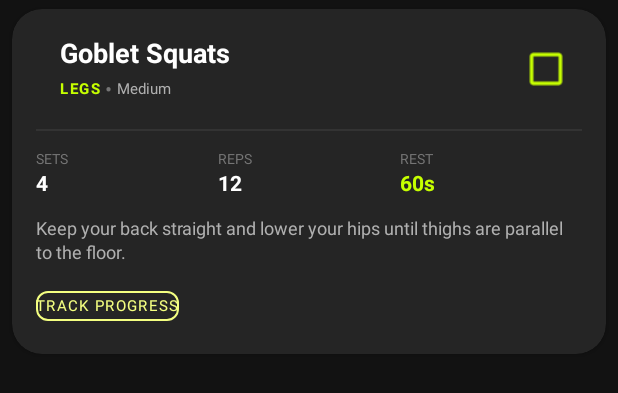
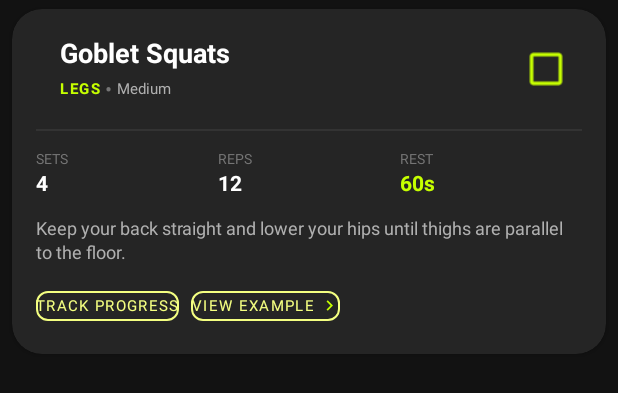
Before and after one commit to luigi043/LuigisWorkout, an Android app: the layout item_exercise.xml on its own in the app's theme, with its tools: preview values and no code run, on a phone screen of 412 x 824 dp. Shown: the top 393 px of the screen. Run offline under Robolectric (Android 15) with nearby library versions, the phone set to English and light mode, and no system bars.

Commit message:
Add MuscleWiki 'View example' button on every exercise card
- New util/MuscleWiki.kt builds https://musclewiki.com/?s=<exercise name>
  (URL-encoded) and opens it via Intent.ACTION_VIEW. Toast fallback if the
  device has no browser.
- item_exercise.xml: the existing 'Track Progress' button now sits in a
  horizontal row alongside a sibling 'View example' button (chevron icon,
  same outlined style).
- ExerciseAdapter wires the new button to MuscleWiki.openExample(name).
- Strings: view_example, no_browser_available.

Search URL beats hardcoded slugs because musclewiki doesn't expose a stable
predictable pattern per variant - search lands the user one click from a demo.

```diff
--- a/app/src/main/res/layout/item_exercise.xml
+++ b/app/src/main/res/layout/item_exercise.xml
@@ -184,17 +184,39 @@
                 android:textColor="@color/text_secondary"
                 android:lineSpacingExtra="2dp" />
 
+            <LinearLayout
+                android:layout_width="match_parent"
+                android:layout_height="wrap_content"
+                android:layout_marginTop="12dp"
+                android:orientation="horizontal"
+                android:gravity="center_vertical">
+
                 <com.google.android.material.button.MaterialButton
                     android:id="@+id/btnProgress"
                     android:layout_width="wrap_content"
                     android:layout_height="32dp"
-                android:layout_marginTop="12dp"
                     android:text="@string/track_progress"
                     android:textSize="10sp"
                     android:padding="0dp"
                     app:cornerRadius="8dp"
                     style="@style/ButtonOutlined" />
 
+                <com.google.android.material.button.MaterialButton
+                    android:id="@+id/btnExample"
+                    android:layout_width="wrap_content"
+                    android:layout_height="32dp"
+                    android:layout_marginStart="8dp"
+                    android:text="@string/view_example"
+                    android:textSize="10sp"
+                    android:padding="0dp"
+                    app:cornerRadius="8dp"
+                    app:icon="@drawable/ic_chevron_right"
+                    app:iconSize="14dp"
+                    app:iconGravity="end"
+                    style="@style/ButtonOutlined" />
+
+            </LinearLayout>
+
         </LinearLayout>
     </LinearLayout>
 </com.google.android.material.card.MaterialCardView>
--- a/app/src/main/res/values/strings.xml
+++ b/app/src/main/res/values/strings.xml
@@ -67,6 +67,8 @@
     <string name="track_progress">Track Progress</string>
     <string name="track_progress_title">Track Progress: %s</string>
     <string name="track_progress_msg">Feature coming soon! You\'ll be able to see your weight history for this exercise.</string>
+    <string name="view_example">View example</string>
+    <string name="no_browser_available">No browser app found to open the link</string>
     <string name="ok">OK</string>
 
     <!-- Shopping List -->
```
Also changed, not shown: app/src/main/java/com/luigisworkout/ui/workout/WorkoutFragment.kt (+8 -0 lines), app/src/main/java/com/luigisworkout/util/MuscleWiki.kt (added, +42 -0 lines). Lines whose indentation alone changed are shown as unchanged.
